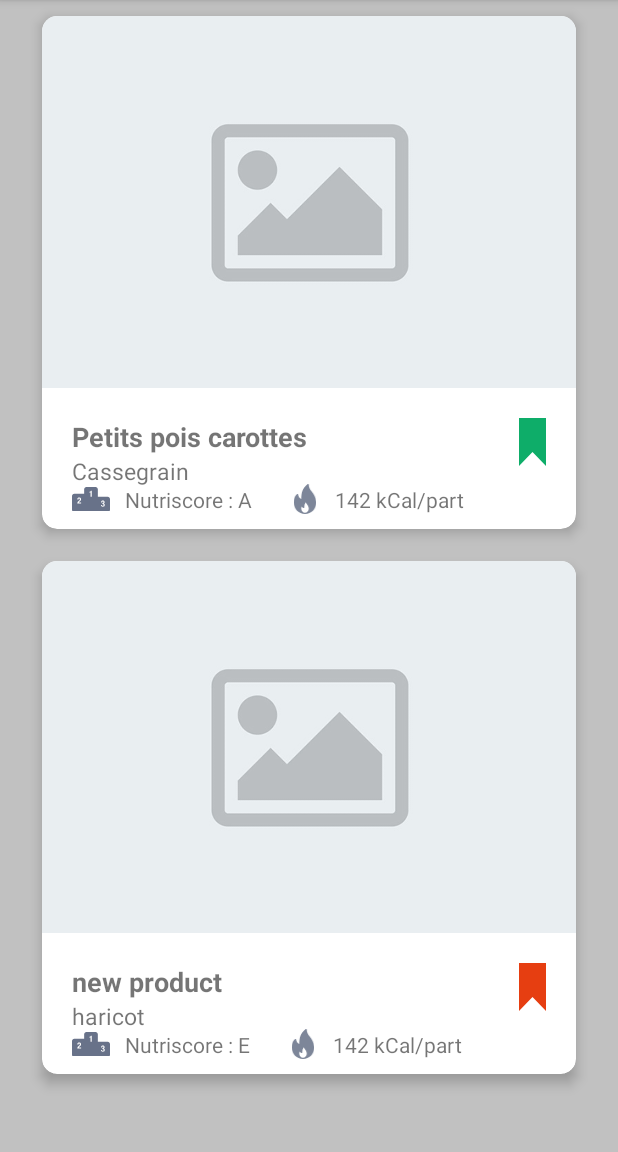
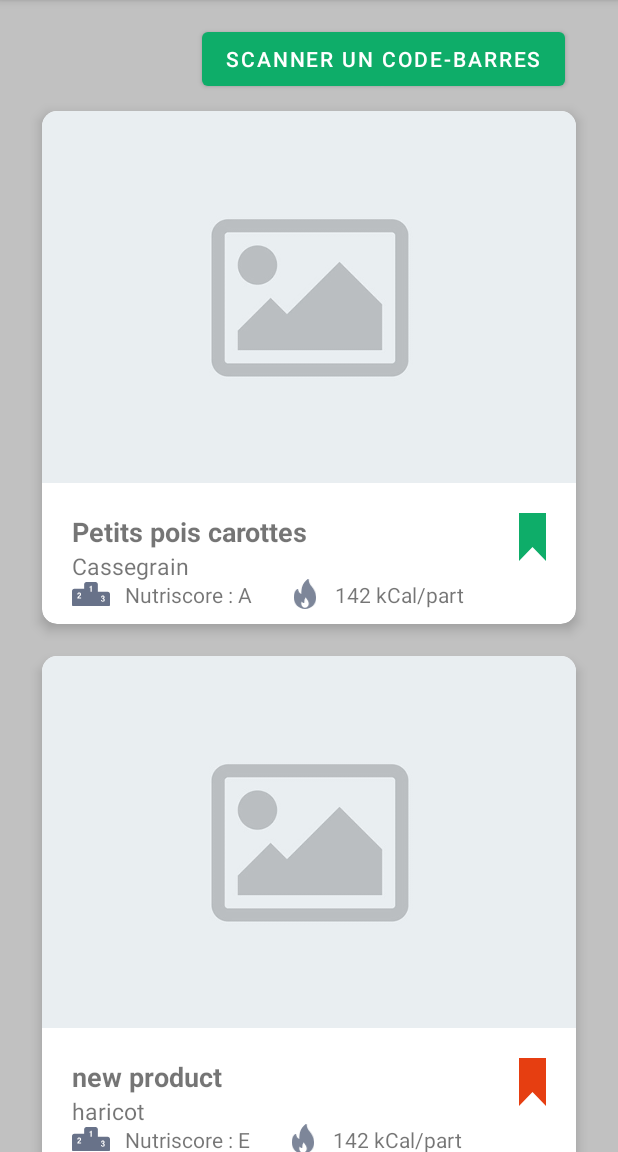
Before and after one commit to Nouuu/android-yuka, an Android app: the screen it shows after launch (MainActivity), on a phone screen of 412 x 824 dp, the part 84-1236 px from its top. Run offline under Robolectric (Android 15) with nearby library versions, the phone set to English and light mode, and no system bars; our stand-ins replace Picasso; pictures from the network do not load.

Commit message:
link bar code scanner

```diff
--- a/app/src/main/AndroidManifest.xml
+++ b/app/src/main/AndroidManifest.xml
@@ -16,6 +16,7 @@
             <intent-filter>
                 <action android:name="android.intent.action.MAIN" />
 
+                <category android:name="android.intent.category.DEFAULT" />
                 <category android:name="android.intent.category.LAUNCHER" />
             </intent-filter>
         </activity>
--- a/app/src/main/java/fr/larrieu_lacoste/noe/ce_que_vous_voulez/features/product_list/ProductListCell.kt
+++ b/app/src/main/java/fr/larrieu_lacoste/noe/ce_que_vous_voulez/features/product_list/ProductListCell.kt
@@ -31,7 +31,6 @@
         }
 
         fun bindProduct(cell: ProductListCell, product: Product) {
-            loadPlaceholderImg(product, cell)
 //            cell.img.setImageURI(product.imgUrl)
             cell.name.text = product.name
             cell.brand.text = product.brand
@@ -45,6 +44,7 @@
                 cell.v.context.resources.getString(R.string.nutriscore, product.nutriscore)
             cell.calories.text =
                 cell.v.context.getString(R.string.calories, product.calories.toString())
+            loadPlaceholderImg(product, cell)
         }
 
         private fun loadPlaceholderImg(
--- a/app/src/main/res/layout/activity_main.xml
+++ b/app/src/main/res/layout/activity_main.xml
@@ -6,7 +6,7 @@
     android:layout_height="match_parent"
     tools:context=".MainActivity">
 
-    <fragment
+    <androidx.fragment.app.FragmentContainerView
         android:id="@+id/container"
         android:name="androidx.navigation.fragment.NavHostFragment"
         android:layout_width="match_parent"
--- a/app/src/main/res/layout/product_details_fragment.xml
+++ b/app/src/main/res/layout/product_details_fragment.xml
@@ -18,7 +18,7 @@
             app:layout_constraintTop_toTopOf="parent"
             app:layout_constraintEnd_toEndOf="parent"
             app:layout_constraintStart_toStartOf="parent"
-            app:layout_constraintBottom_toBottomOf="product_details_bottom_nav"
+            app:layout_constraintBottom_toBottomOf="@id/product_details_bottom_nav"
             app:navGraph="@navigation/details_tab" />
     </ScrollView>
 
@@ -32,7 +32,6 @@
         app:layout_constraintBottom_toBottomOf="parent"
         app:layout_constraintEnd_toEndOf="parent"
         app:layout_constraintStart_toStartOf="parent"
-        app:layout_constraintTop_toBottomOf="@id/product_details_nav_host"
         app:menu="@menu/product_details_tabs" />
 
 </androidx.constraintlayout.widget.ConstraintLayout>
--- a/app/src/main/res/layout/product_list_cell.xml
+++ b/app/src/main/res/layout/product_list_cell.xml
@@ -5,7 +5,6 @@
     android:id="@+id/card_cell"
     android:layout_width="match_parent"
     android:layout_height="wrap_content"
-    app:cardBackgroundColor="@color/white"
     app:contentPaddingBottom="10dp"
     card_view:cardCornerRadius="10dp"
     card_view:cardElevation="5dp"
--- a/app/src/main/res/layout/product_list_recycler.xml
+++ b/app/src/main/res/layout/product_list_recycler.xml
@@ -18,6 +18,16 @@
         android:orientation="vertical"
         app:layout_constraintGuide_end="20dp" />
 
+    <Button
+        android:id="@+id/products_start_scan"
+        android:layout_width="wrap_content"
+        android:layout_height="wrap_content"
+        android:layout_gravity="center"
+        android:layout_margin="15dp"
+        app:layout_constraintTop_toTopOf="parent"
+        app:layout_constraintEnd_toEndOf="@id/guideline_end"
+        android:text="@string/scan_bar_code" />
+
     <androidx.recyclerview.widget.RecyclerView
         android:id="@+id/product_list_recycler"
         android:layout_width="0dp"
@@ -26,6 +36,6 @@
         app:layout_constraintEnd_toStartOf="@+id/guideline_end"
         app:layout_constraintHorizontal_bias="0.0"
         app:layout_constraintStart_toStartOf="@id/guideline"
-        app:layout_constraintTop_toTopOf="parent" />
+        app:layout_constraintTop_toBottomOf="@id/products_start_scan" />
 
 </androidx.constraintlayout.widget.ConstraintLayout>
--- a/app/src/main/res/values/strings.xml
+++ b/app/src/main/res/values/strings.xml
@@ -25,4 +25,5 @@
     <string name="proteins">protéines</string>
     <string name="salt">sel</string>
     <string name="sodium">sodium</string>
+    <string name="scan_bar_code">Scanner un code-barres</string>
 </resources>
```
Also changed, not shown: app/src/main/java/fr/larrieu_lacoste/noe/ce_que_vous_voulez/MainActivity.kt (+15 -0 lines), app/src/main/java/fr/larrieu_lacoste/noe/ce_que_vous_voulez/features/product_list/ProductListFragment.kt (+8 -0 lines), 1 other file.
